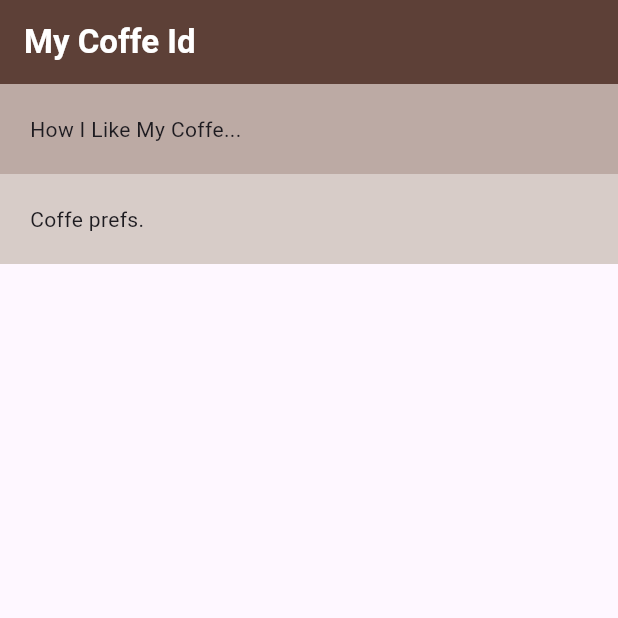
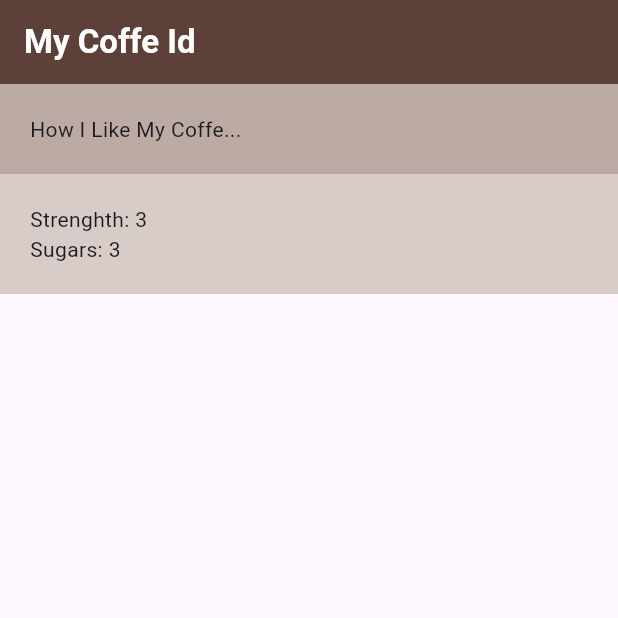
Before and after one commit to Hyzinx/Coffe_Card, a Flutter app: the screen it shows after launch, on a phone screen of 412 x 824 dp, the top half of it. Run offline on Flutter 3.47's test engine with Material 3 defaults, Android fonts, the phone set to English and light mode, and no system bars.

Commit message:
Add Coffe Row

```diff
--- /dev/null
+++ b/lib/coffe_prefs.dart
@@ -0,0 +1,15 @@
+import 'package:flutter/material.dart';
+
+class CoffePrefs extends StatelessWidget {
+  const CoffePrefs({super.key});
+
+  @override
+  Widget build(BuildContext context) {
+    return Column(
+      children: [
+        Row(children: [Text("Strenghth: "), Text("3"), SizedBox(width: 50)]),
+        Row(children: [Text("Sugars: "), Text("3"), SizedBox(width: 50)]),
+      ],
+    );
+  }
+}
--- a/lib/home.dart
+++ b/lib/home.dart
@@ -1,3 +1,4 @@
+import 'package:coffe_card/coffe_prefs.dart';
 import 'package:flutter/material.dart';
 
 class Home extends StatelessWidget {
@@ -7,7 +8,10 @@ class Home extends StatelessWidget {
   Widget build(BuildContext context) {
     return Scaffold(
       appBar: AppBar(
-        title: Text("My Coffe Id", style: TextStyle(color: Colors.white,fontWeight: FontWeight.bold)),
+        title: Text(
+          "My Coffe Id",
+          style: TextStyle(color: Colors.white, fontWeight: FontWeight.bold),
+        ),
         backgroundColor: Colors.brown[700],
       ),
       body: Column(
@@ -21,7 +25,7 @@ class Home extends StatelessWidget {
           Container(
             color: Colors.brown[100],
             padding: EdgeInsets.all(20),
-            child: Text("Coffe prefs."),
+            child: CoffePrefs(),
           ),
         ],
       ),
```
